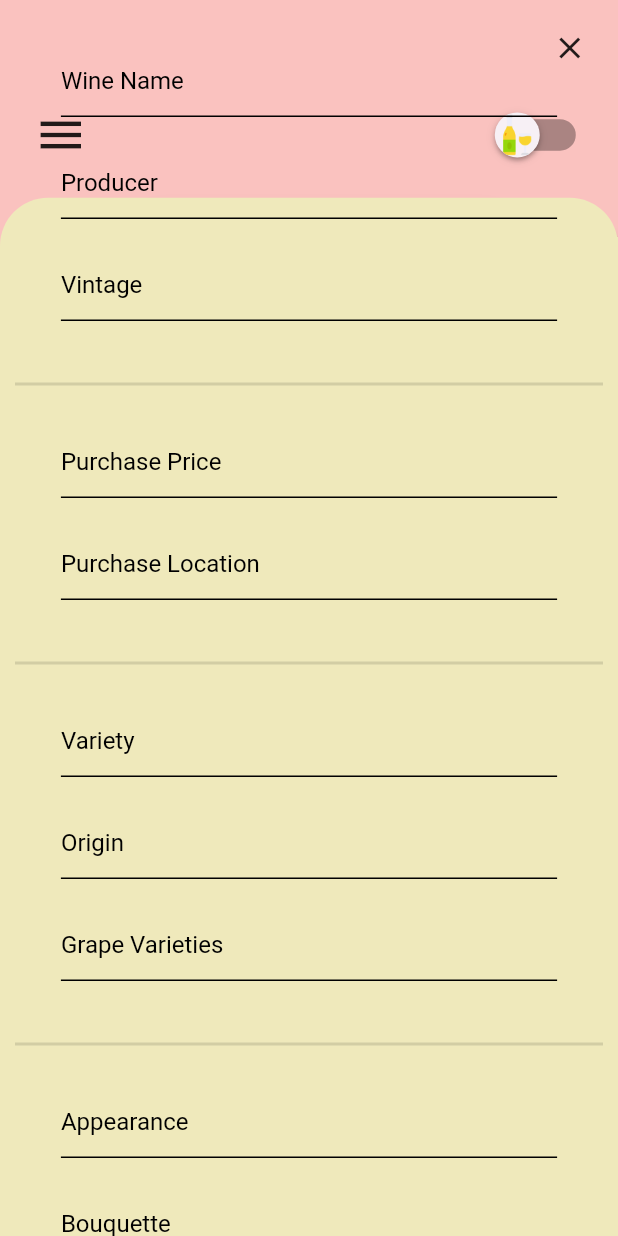
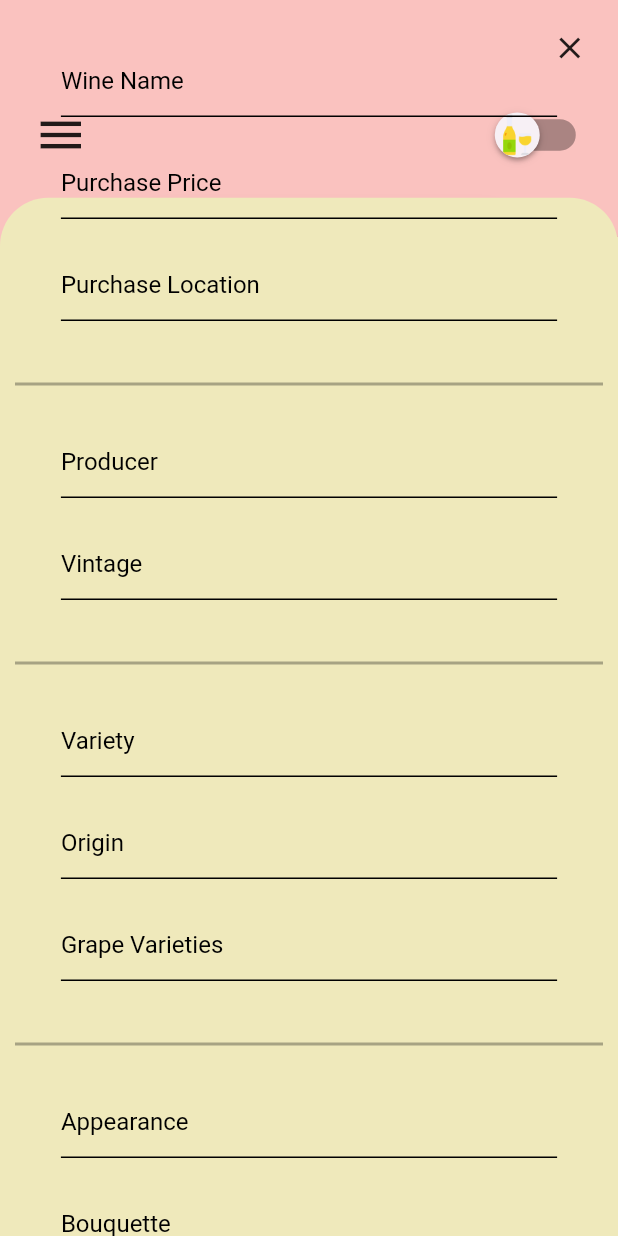
Before and after one commit to jebwatson/wine-journal-ui, a Flutter app: the screen it shows after launch, on a phone screen of 412 x 824 dp. Run offline on Flutter 3.47's test engine with Material 2 defaults, Android fonts, the light colour scheme and no system bars; drawn by our look-alikes of carousel_slider; our stand-ins replace bloc, flutter_bloc, get; missing offline and left inert: bottom_drawer.

Commit message:
More tweaks

```diff
--- a/lib/features/new_entry/new_entry_drawer.dart
+++ b/lib/features/new_entry/new_entry_drawer.dart
@@ -1,5 +1,6 @@
 import 'package:bottom_drawer/bottom_drawer.dart';
 import 'package:flutter/material.dart';
+import 'package:flutter/services.dart';
 import 'package:flutter/widgets.dart';
 import 'package:flutter_bloc/flutter_bloc.dart';
 import 'package:wine_journal_ui/features/theme/cubit/theme_picker_cubit.dart';
@@ -82,51 +83,54 @@ class NewEntryDrawer extends StatelessWidget {
             runSpacing: 20,
             children: const [
               NewEntryField('Wine Name'),
+              NewEntryField(
+                'Purchase Price',
+                inputType: TextInputType.number,
+              ),
+              NewEntryField('Purchase Location'),
+              _NewEntryDivider(),
               NewEntryField('Producer'),
-              NewEntryField('Vintage'),
-              Padding(
-                padding: EdgeInsets.only(top: 14.0),
-                child: Divider(
-                  thickness: 2,
-                  indent: 10,
-                  endIndent: 10,
-                ),
+              NewEntryField(
+                'Vintage',
+                inputType: TextInputType.number,
               ),
-              NewEntryField('Purchase Price'),
-              NewEntryField('Purchase Location'),
-              Padding(
-                padding: EdgeInsets.only(top: 14.0),
-                child: Divider(
-                  thickness: 2,
-                  indent: 10,
-                  endIndent: 10,
-                ),
-              ),
+              _NewEntryDivider(),
               NewEntryField('Variety'),
               NewEntryField('Origin'),
               NewEntryField('Grape Varieties'),
-              Padding(
-                padding: EdgeInsets.only(top: 14.0),
-                child: Divider(
-                  thickness: 2,
-                  indent: 10,
-                  endIndent: 10,
-                ),
-              ),
+              _NewEntryDivider(),
               NewEntryField('Appearance'),
               NewEntryField('Bouquette'),
               NewEntryField('Pallette'),
-              Padding(
-                padding: EdgeInsets.only(top: 14.0),
-                child: Divider(
-                  thickness: 2,
-                  indent: 10,
-                  endIndent: 10,
-                ),
-              ),
+              _NewEntryDivider(),
             ],
           ),
         ),
+      ),
+    );
+  }
+}
+
+class _NewEntryDivider extends StatelessWidget {
+  const _NewEntryDivider({
+    Key? key,
+  }) : super(key: key);
+
+  @override
+  Widget build(BuildContext context) {
+    return Padding(
+      padding: const EdgeInsets.only(top: 14.0),
+      child: BlocBuilder<ThemePickerCubit, ThemePickerState>(
+        builder: (context, state) {
+          return Divider(
+            color: state.isDarkMode
+                ? magnolia.withOpacity(0.3)
+                : Colors.black.withOpacity(0.3),
+            thickness: 2,
+            indent: 10,
+            endIndent: 10,
+          );
+        },
       ),
     );
   }
@@ -136,9 +140,12 @@ class NewEntryField extends StatelessWidget {
   const NewEntryField(
     this._hintText, {
     Key? key,
-  }) : super(key: key);
+    TextInputType inputType = TextInputType.text,
+  })  : _inputType = inputType,
+        super(key: key);
 
   final String _hintText;
+  final TextInputType _inputType;
 
   @override
   Widget build(BuildContext context) {
@@ -148,6 +155,9 @@ class NewEntryField extends StatelessWidget {
       child: BlocBuilder<ThemePickerCubit, ThemePickerState>(
         builder: (context, state) {
           return TextField(
+            minLines: 1,
+            maxLines: 20,
+            keyboardType: _inputType,
             decoration: InputDecoration(
               hintText: _hintText,
               hintStyle:
```
